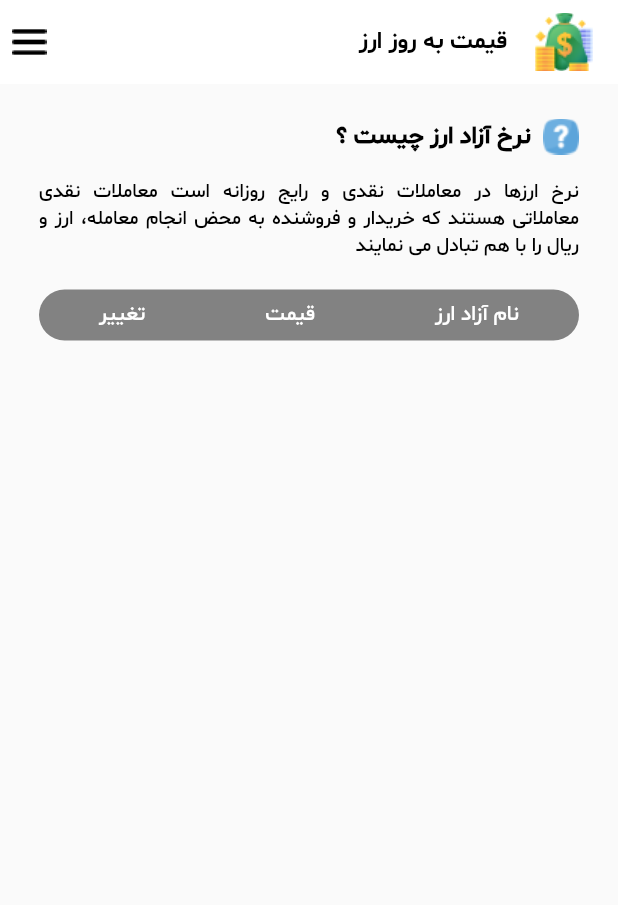
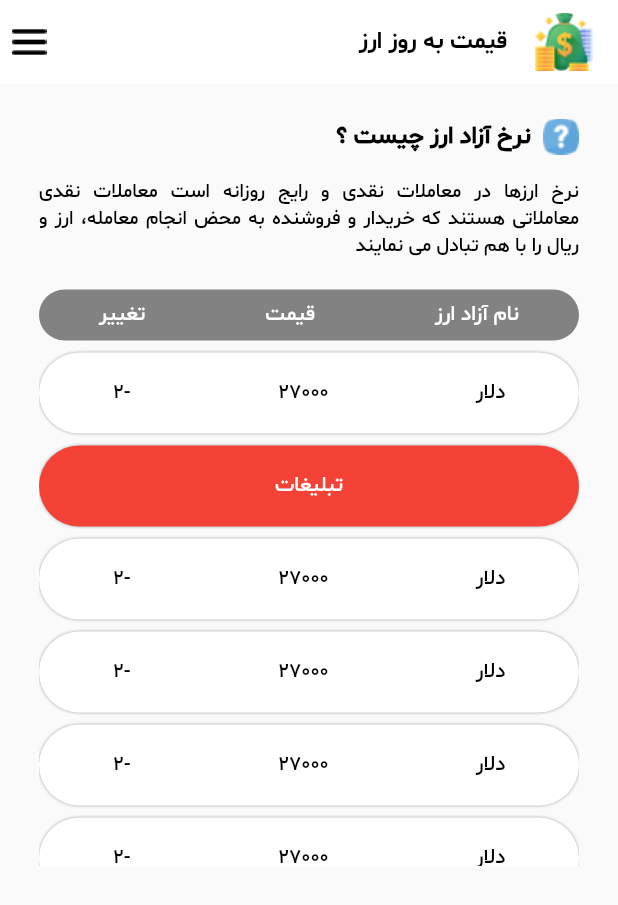
Before and after one commit to Sobhan-Ziyaei/online_gold_currency_app, a Flutter app: the screen it shows after launch, on a phone screen of 412 x 824 dp. Shown: the top 905 px of the screen. Run offline on Flutter 3.47's test engine with Material 2 defaults, Android fonts, the phone set to English and light mode, and no system bars.

Commit message:
added Main List and add Item

```diff
--- a/lib/main.dart
+++ b/lib/main.dart
@@ -1,3 +1,5 @@
+import 'dart:ui';
+
 import 'package:flutter/material.dart';
 import 'package:flutter_localizations/flutter_localizations.dart';
 
@@ -11,6 +13,7 @@ class MyApp extends StatelessWidget {
   @override
   Widget build(BuildContext context) {
     return MaterialApp(
+      scrollBehavior: MyCustomScrollBehavior(),
       theme: ThemeData(
         textTheme: const TextTheme(
           headlineLarge: TextStyle(
@@ -28,6 +31,11 @@ class MyApp extends StatelessWidget {
             color: Colors.black,
             fontFamily: 'sm',
             fontSize: 13,
+          ),
+          displaySmall: TextStyle(
+            color: Colors.black,
+            fontFamily: 'sm',
+            fontSize: 14,
           ),
           bodyMedium: TextStyle(
             color: Colors.white,
@@ -119,6 +127,7 @@ class HomePage extends StatelessWidget {
               height: 20,
             ),
             Container(
+              width: double.infinity,
               height: 34,
               decoration: const BoxDecoration(
                 color: Color(0xff828282),
@@ -143,10 +152,122 @@ class HomePage extends StatelessWidget {
                   ),
                 ],
               ),
-            )
+            ),
+            SizedBox(
+              height: 350,
+              width: double.infinity,
+              child: ListView.separated(
+                physics: const BouncingScrollPhysics(),
+                itemCount: 20,
+                itemBuilder: (context, position) {
+                  return const MainItemList();
+                },
+                separatorBuilder: (BuildContext context, int index) {
+                  if (index % 10 == 0) {
+                    return const AdvertismentItem();
+                  } else {
+                    return const SizedBox.shrink();
+                  }
+                },
+              ),
+            ),
           ],
         ),
       ),
     );
   }
 }
+
+class AdvertismentItem extends StatelessWidget {
+  const AdvertismentItem({
+    super.key,
+  });
+
+  @override
+  Widget build(BuildContext context) {
+    return Padding(
+      padding: const EdgeInsets.only(top: 8),
+      child: Container(
+        width: double.infinity,
+        height: 54,
+        decoration: const BoxDecoration(
+          color: Colors.red,
+          borderRadius: BorderRadius.all(
+            Radius.circular(1000),
+          ),
+          boxShadow: [
+            BoxShadow(
+              color: Colors.grey,
+              blurRadius: 1.0,
+            ),
+          ],
+        ),
+        child: Row(
+          mainAxisAlignment: MainAxisAlignment.spaceAround,
+          children: [
+            Text(
+              'تبلیغات',
+              style: Theme.of(context).textTheme.bodyMedium,
+            ),
+          ],
+        ),
+      ),
+    );
+  }
+}
+
+class MainItemList extends StatelessWidget {
+  const MainItemList({
+    super.key,
+  });
+
+  @override
+  Widget build(BuildContext context) {
+    return Padding(
+      padding: const EdgeInsets.only(top: 8),
+      child: Container(
+        width: double.infinity,
+        height: 54,
+        decoration: const BoxDecoration(
+          color: Colors.white,
+          borderRadius: BorderRadius.all(
+            Radius.circular(1000),
+          ),
+          boxShadow: [
+            BoxShadow(
+              color: Colors.grey,
+              blurRadius: 1.0,
+            ),
+          ],
+        ),
+        child: Row(
+          mainAxisAlignment: MainAxisAlignment.spaceAround,
+          children: [
+            Text(
+              'دلار',
+              style: Theme.of(context).textTheme.displaySmall,
+            ),
+            Text(
+              '27000',
+              style: Theme.of(context).textTheme.displaySmall,
+            ),
+            Text(
+              '-2',
+              style: Theme.of(context).textTheme.displaySmall,
+            ),
+          ],
+        ),
+      ),
+    );
+  }
+}
+
+class MyCustomScrollBehavior extends MaterialScrollBehavior {
+  // Override behavior methods and getters like dragDevices
+  @override
+  Set<PointerDeviceKind> get dragDevices => {
+        PointerDeviceKind.touch,
+        PointerDeviceKind.mouse,
+        // etc.
+      };
+}
```
